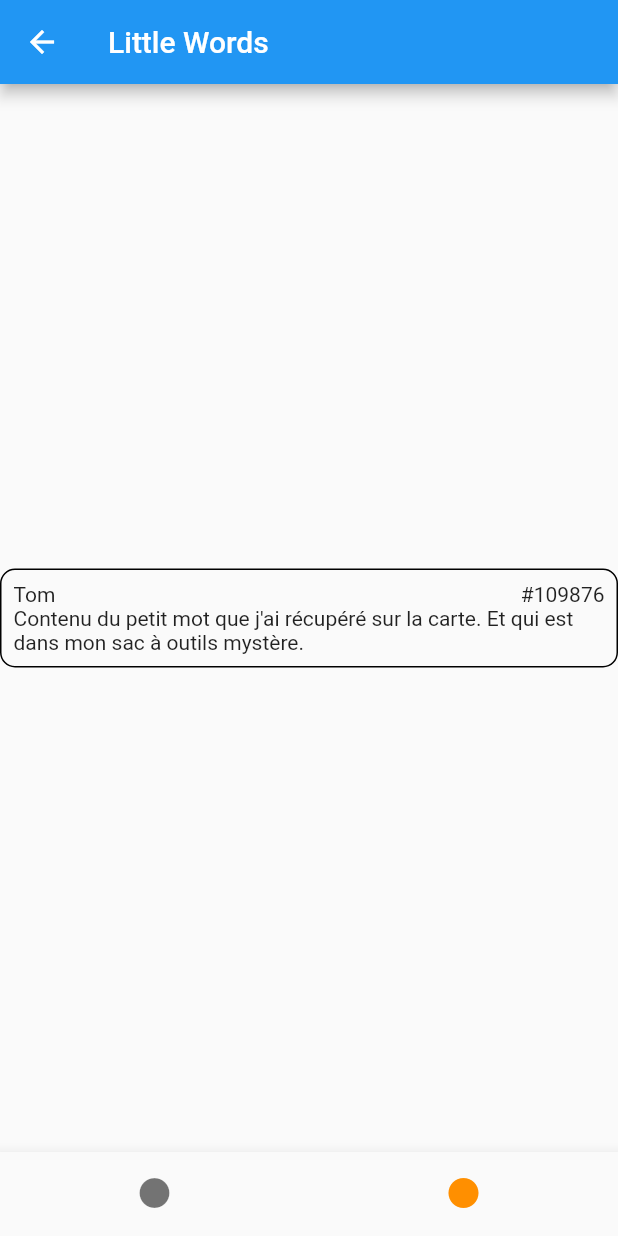
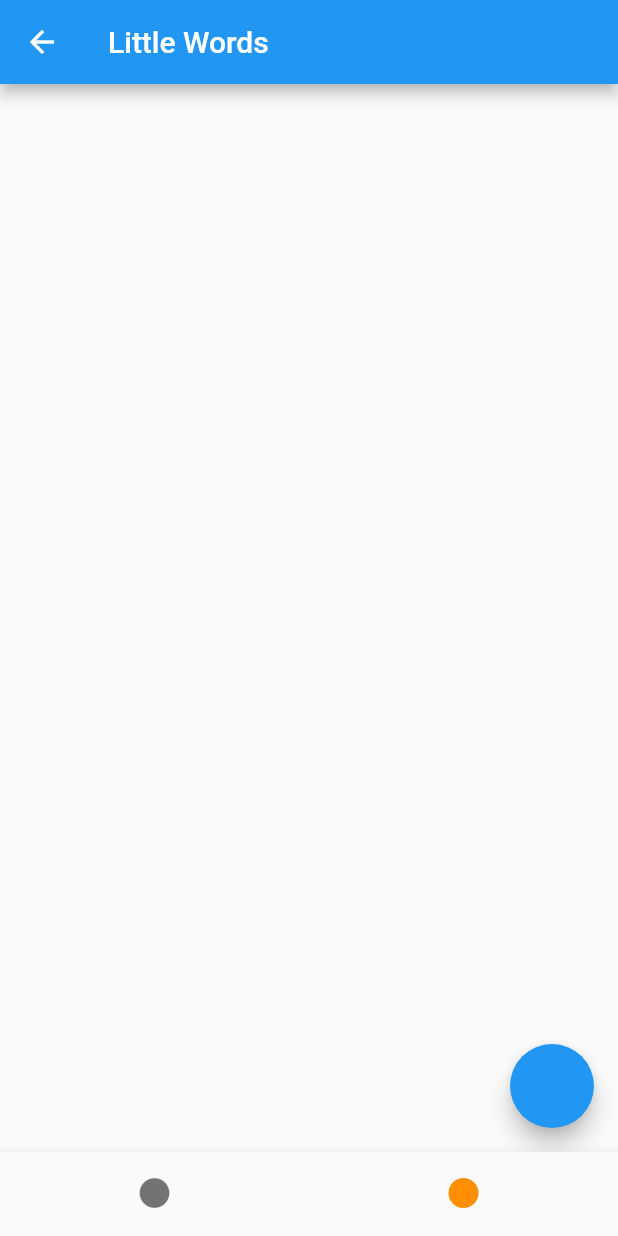
Before and after one commit to QuentinGilleron/littlewords, a Flutter app: the HomeRoute screen opened directly, item 2 of the bottom bar chosen, on a phone screen of 412 x 824 dp. Run offline on Flutter 3.47's test engine with Material 2 defaults, Android fonts, the phone set to English and light mode, and no system bars; our stand-ins replace dio, flutter_riverpod, latlong2, location, shared_preferences and 1 more; missing offline and left inert: dart:ffi; accounts and stored records are empty.

Commit message:
Mise en place de la BDD avec les carte dans la 2eme page

```diff
--- a/lib/db/db.helper.dart
+++ b/lib/db/db.helper.dart
@@ -5,7 +5,7 @@ import 'package:sqflite/sqflite.dart';
 
 class DbHelper{
   static const String _dbName = 'littlewords.db';
-  static const int _dbVersion = 1; // Numéro de version du schéma de la base de données
+  static const int _dbVersion = 2; // Numéro de version du schéma de la base de données
 
   static Database? _db;
 
@@ -21,9 +21,12 @@ class DbHelper{
   static const String tableName = "words";
 
   static const String createTable = '''
-  Create table if not exists $tableName (
-    uid integer primary key not null,
-    username varchar not null
+  CREATE TABLE IF NOT EXISTS $tableName (
+    uid INTEGER primary key NOT NULL,
+    author VARCHAR NOT NULL,
+    content VARCHAR NOT NULL,
+    latitude REAL NULL,
+    longitude REAL NULL
   )
   ''';
 
@@ -47,7 +50,7 @@ class DbHelper{
   }
 
   // Recupére toutes les lignes de la table.
-  Future<List<WordDTO>> findAll() async{
+  static Future<List<WordDTO>> findAll() async{
     final List<Map<String, Object?>> resultSet = await _db!.query(tableName);
     if(resultSet.isEmpty){
       return [];
--- a/lib/routes/home/home.route.dart
+++ b/lib/routes/home/home.route.dart
@@ -1,6 +1,8 @@
 import 'package:flutter/material.dart';
 import 'package:flutter_riverpod/flutter_riverpod.dart';
+import 'package:littlewords/routes/home/page2.dart';
 
+import '../../db/db.helper.dart';
 import '../../widgets/word_card.dart';
 
 class HomeRoute extends StatefulWidget {
@@ -85,7 +87,7 @@ class _Page2 extends StatelessWidget {
   @override
   Widget build(BuildContext context) {
     return Container(
-      child: Center(child: WordCard()),
+      child: Page2(),
     );
   }
 }
--- /dev/null
+++ b/lib/routes/home/page2.dart
@@ -0,0 +1,43 @@
+import 'dart:ffi';
+
+import 'package:flutter/material.dart';
+
+import '../../beans/dto/word.dto.dart';
+import '../../db/db.helper.dart';
+import '../../widgets/word_card.dart';
+
+class Page2 extends StatelessWidget {
+  const Page2({Key? key}) : super(key: key);
+
+  @override
+  Widget build(BuildContext context) {
+    return Scaffold(
+        body: FutureBuilder(
+            future: DbHelper.findAll(),
+            builder: (context, snapshot){
+              if (!snapshot.hasData){
+                return const CircularProgressIndicator();
+              }
+
+              final List<WordDTO>? data = snapshot.data;
+              if(data == null){
+                return const Text('Auncun mot ramassé');
+              }
+              // On retourne une Liste de WordCard
+              return ListView.builder(
+                itemCount: data.length,
+                  itemBuilder: (context, index){
+                    WordDTO word = data[index];
+                    return WordCard(word: word);
+                  }
+              );
+            }),
+            floatingActionButton: FloatingActionButton(
+              onPressed: () {
+                WordDTO wordDTO = WordDTO(null, 'author', 'content', 1, 2);
+                DbHelper.insert(wordDTO);
+            },
+    ),
+    );
+  }
+}
--- a/lib/widgets/word_card.dart
+++ b/lib/widgets/word_card.dart
@@ -1,8 +1,11 @@
 import 'package:flutter/material.dart';
+import 'package:littlewords/beans/dto/word.dto.dart';
 
 
 class WordCard extends StatelessWidget {
-  const WordCard({Key? key}) : super(key: key);
+  const WordCard({Key? key, required this.word}) : super(key: key);
+
+  final WordDTO word;
 
   @override
   Widget build(BuildContext context) {
@@ -18,12 +21,12 @@ class WordCard extends StatelessWidget {
           children: [
             Row(
               children: [
-                Text("Tom"),
+                Text(word.author!),
                 Spacer(),
-                Text("#109876"),
+                Text("#" + word.uid!.toString(), style: TextStyle(color: Colors.grey),),
               ],
             ),
-        Text('Contenu du petit mot que j\'ai récupéré sur la carte. Et qui est dans mon sac à outils mystère.'),
+        Text(word.content!), // On affiche le contenu du mot.
         ],
         ),
       ),
```
